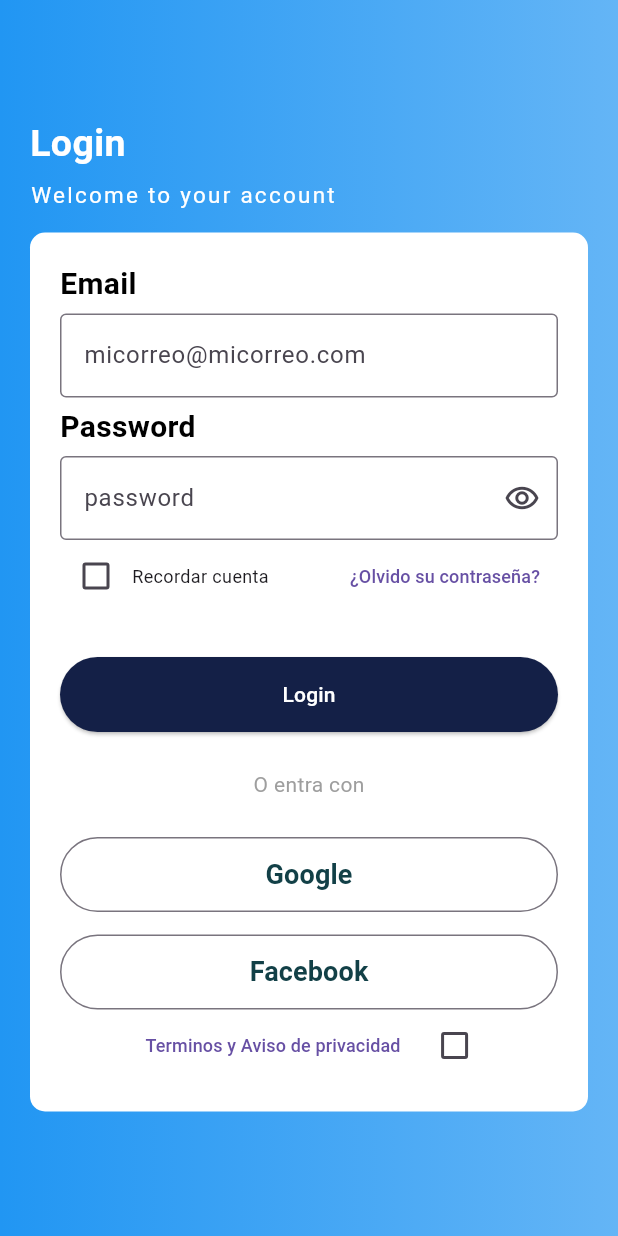
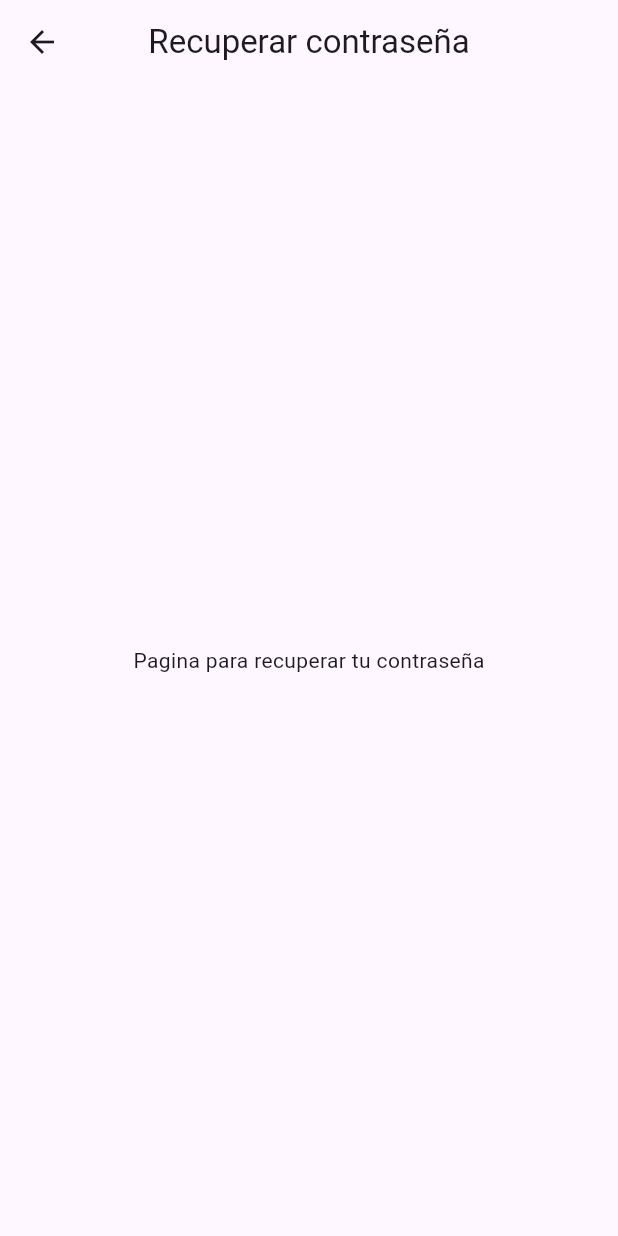
Before and after one commit to EverAlon/cont, a Flutter app: the screen it shows after launch, after a tap on "¿Olvido su contraseña?", on a phone screen of 412 x 824 dp. Run offline on Flutter 3.47's test engine with Material 3 defaults, Android fonts, the phone set to English and light mode, and no system bars.

Commit message:
olvidar_contrasñea

```diff
--- /dev/null
+++ b/lib/pages/forgot_password.dart
@@ -0,0 +1,27 @@
+import 'package:flutter/material.dart';
+
+class RecoverPassword extends StatelessWidget {
+  const RecoverPassword({super.key});
+
+  @override
+  Widget build(BuildContext context) {
+    return Scaffold(
+      appBar: AppBar(
+        centerTitle: true,
+        title: const Column(
+          children: [
+            Text('Recuperar contraseña')
+          ]
+        ),
+      ),
+      body: const Center(
+        child: Column(
+          mainAxisAlignment: MainAxisAlignment.center,
+          children: [
+            Text('Pagina para recuperar tu contraseña')
+          ],
+        ),
+      ),
+    );
+  }
+}
--- a/lib/pages/login_page.dart
+++ b/lib/pages/login_page.dart
@@ -1,4 +1,5 @@
 import "package:flutter/material.dart";
+import 'package:contador/pages/forgot_password.dart';
 
 class LoginPage extends StatefulWidget {
   const LoginPage({super.key});
@@ -186,7 +187,12 @@ class _RememberState extends State<Remember> {
           ),
         const Spacer(),
         TextButton(
-          onPressed: () => {},
+          onPressed: () => {
+            Navigator.push(
+              context,
+              MaterialPageRoute(builder: (context) => const RecoverPassword())
+            )
+          },
           child: const Text('¿Olvido su contraseña?', style: TextStyle(fontSize: 12),),
         ),
       ],
```
